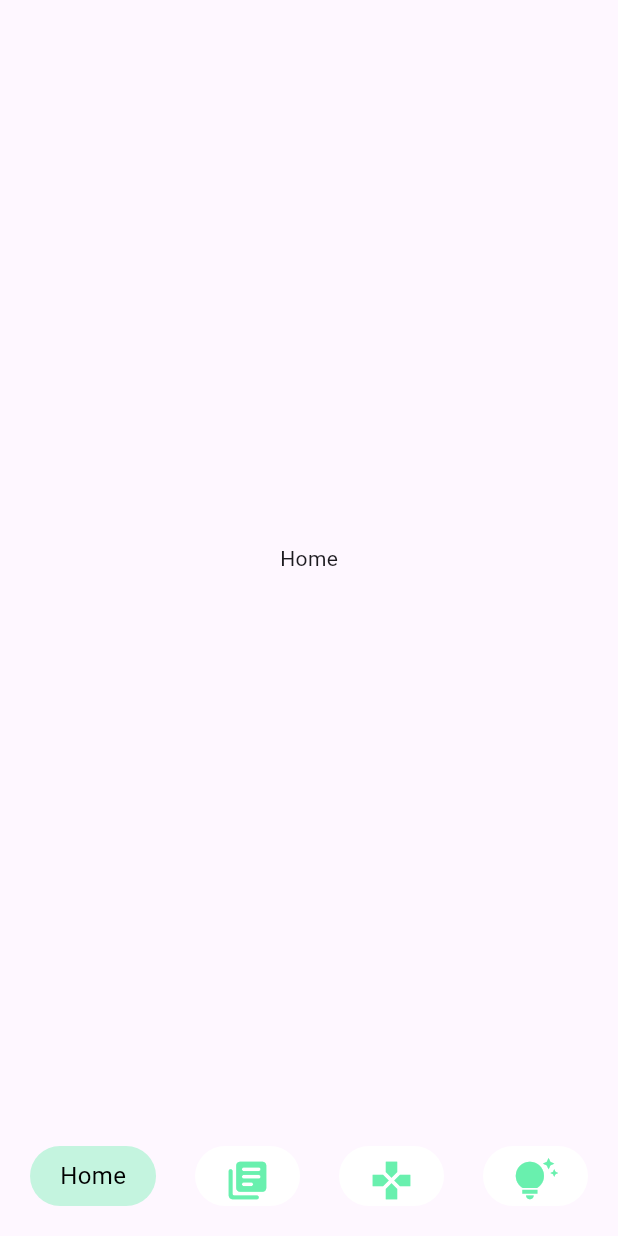
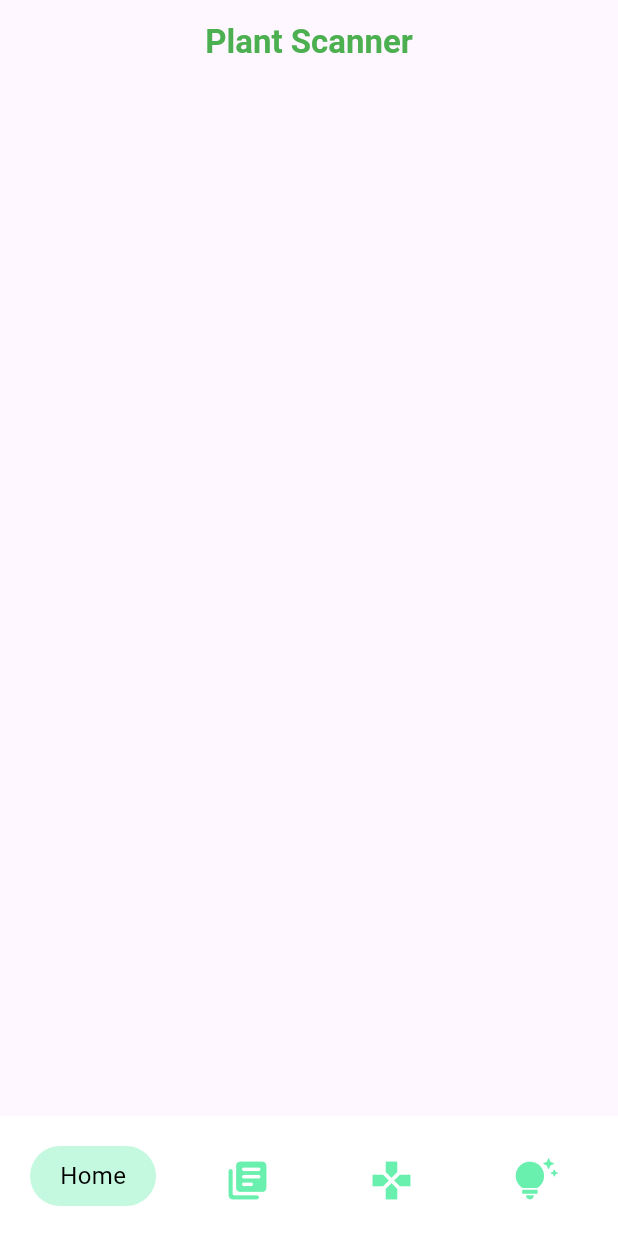
Before and after one commit to AAELBDAWY1318/plant_game, a Flutter app: the screen it shows after launch, on a phone screen of 412 x 824 dp. Run offline on Flutter 3.47's test engine with Material 3 defaults, Android fonts, the light colour scheme and no system bars; our stand-ins replace get_it.

Commit message:
add size configuration file

```diff
--- a/lib/app_layouts/app_layouts.dart
+++ b/lib/app_layouts/app_layouts.dart
@@ -55,6 +55,7 @@ class _AppLayoutsState extends State<AppLayouts> {
       body: pages[selectedIndex].screen,
       bottomNavigationBar: Container(
         padding: const EdgeInsets.all(20),
+        color: Colors.white,
         child: Row(
           mainAxisAlignment: MainAxisAlignment.spaceBetween,
           children: List.generate(
--- a/lib/core/dj/service_locator.dart
+++ b/lib/core/dj/service_locator.dart
@@ -1,4 +1,5 @@
 import 'package:get_it/get_it.dart';
+import 'package:plant_game/core/utils/size_config.dart';
 
 import '../utils/navigation_service.dart';
 
@@ -6,4 +7,5 @@ final GetIt sl = GetIt.instance;
 
 void setupServiceLocator() {
   sl.registerLazySingleton<NavigationService>(() => NavigationService());
+  sl.registerLazySingleton<SizeConfig>(() => SizeConfig());
 }
--- a/lib/features/home/presentation/view/home.dart
+++ b/lib/features/home/presentation/view/home.dart
@@ -5,8 +5,19 @@ class HomeView extends StatelessWidget {
 
   @override
   Widget build(BuildContext context) {
-    return const Center(
-      child: Text("Home"),
+    return Scaffold(
+      appBar: AppBar(
+        title: const Text(
+          "Plant Scanner",
+          style: TextStyle(
+            color: Colors.green,
+            fontSize: 22.0,
+            fontWeight: FontWeight.w700,
+
+          ),
+        ),
+        centerTitle: true,
+      ),
     );
   }
 }
```
Also changed, not shown: lib/core/utils/size_config.dart (added, +16 -0 lines).
